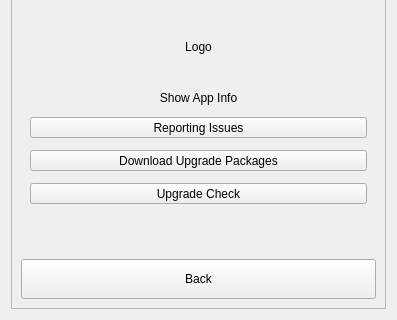
Before: the Qt Designer form src/RemarksAbout.ui in ic005k/Knot-Legacy, drawn with Qt 5; both pictures show x 0 to 397 and y 306 to 626 of the 397 by 626 pixel window.
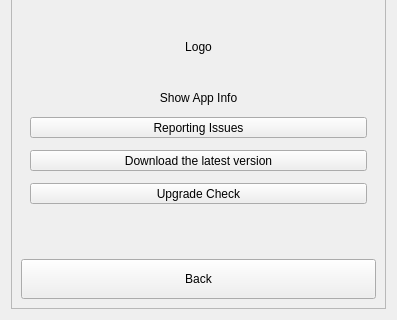
After: the same form once the commit is applied.

What changed in the file:
```diff
--- a/src/RemarksAbout.ui
+++ b/src/RemarksAbout.ui
@@ -209,7 +209,7 @@
             </sizepolicy>
            </property>
            <property name="text">
-            <string>Download Upgrade Packages</string>
+            <string>Download the latest version</string>
            </property>
           </widget>
          </item>
```
